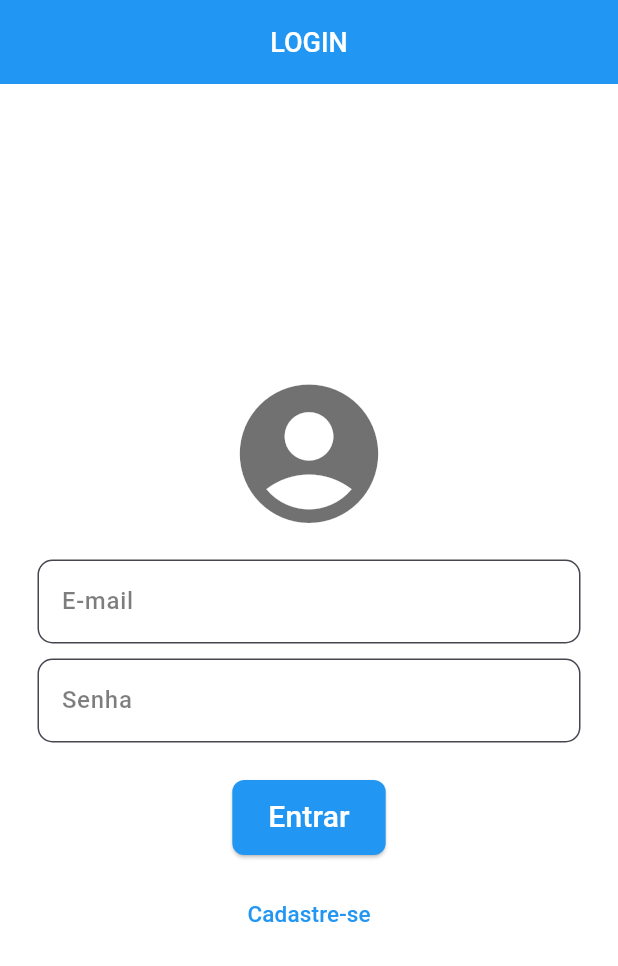
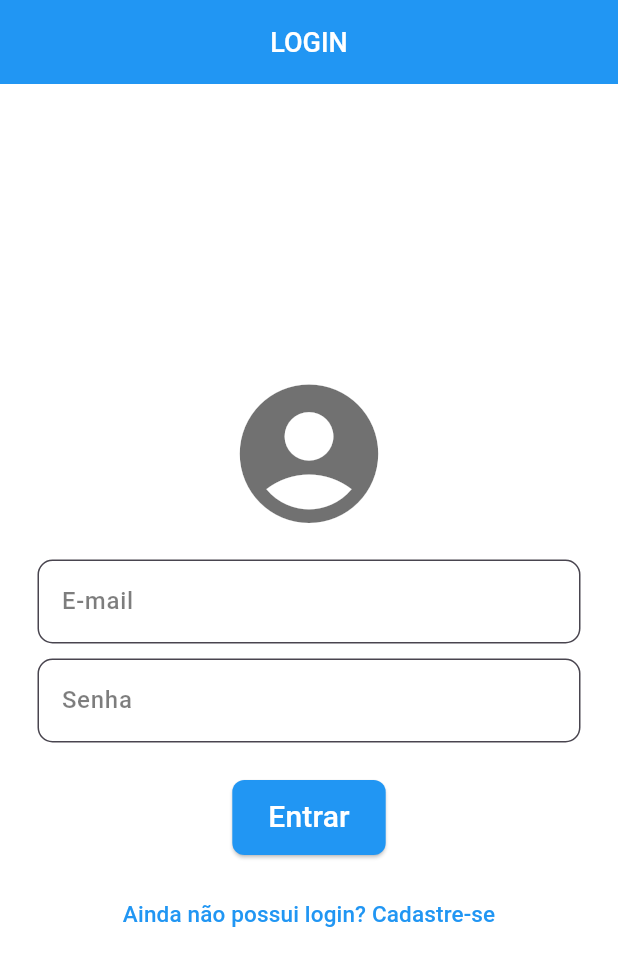
Before and after one commit to Pedro-phaf/primeiro_app, a Flutter app: the screen it shows after launch, on a phone screen of 412 x 824 dp. Shown: the top 966 px of the screen. Run offline on Flutter 3.47's test engine with Material 3 defaults, Android fonts, the phone set to English and light mode, and no system bars.

Commit message:
Alteraçõe ambiente login/cadastro

```diff
--- a/lib/main.dart
+++ b/lib/main.dart
@@ -17,6 +17,7 @@ class Login extends StatefulWidget {
 }
 
 class _LoginState extends State<Login> {
+  bool entrar = true;
 
   @override
   Widget build(BuildContext context) {
@@ -25,9 +26,9 @@ class _LoginState extends State<Login> {
       appBar: AppBar(
         centerTitle: true,
         backgroundColor: Colors.blue,
-        title: const Text(
-          "LOGIN",
-          style: TextStyle(
+        title: Text(
+          (entrar) ? "LOGIN" : "CADASTRO",
+          style: const TextStyle(
               color: Color.fromARGB(255, 255, 255, 255),
               fontSize: 18,
               fontWeight: FontWeight.w500),
@@ -103,19 +104,25 @@ class _LoginState extends State<Login> {
                               shape: RoundedRectangleBorder(
                                 borderRadius: BorderRadius.circular(8),
                               )),
-                          child: const Text(
-                            "Entrar",
-                            style: TextStyle(
+                          child: Text(
+                            (entrar) ? "Entrar" : "Cadastrar",
+                            style: const TextStyle(
                               color: Colors.white,
                               fontSize: 20,
                             ),
                           )),
                     )),
                 TextButton(
-                    onPressed: () {},
-                    child: const Text(
-                      "Cadastre-se",
-                      style: TextStyle(
+                    onPressed: () {
+                      setState(() {
+                        entrar = !entrar;
+                      });
+                    },
+                    child: Text(
+                      (entrar)
+                          ? "Ainda não possui login? Cadastre-se"
+                          : "Já possui login? Entre",
+                      style: const TextStyle(
                         color: Colors.blue,
                         fontSize: 15,
                       ),
```
